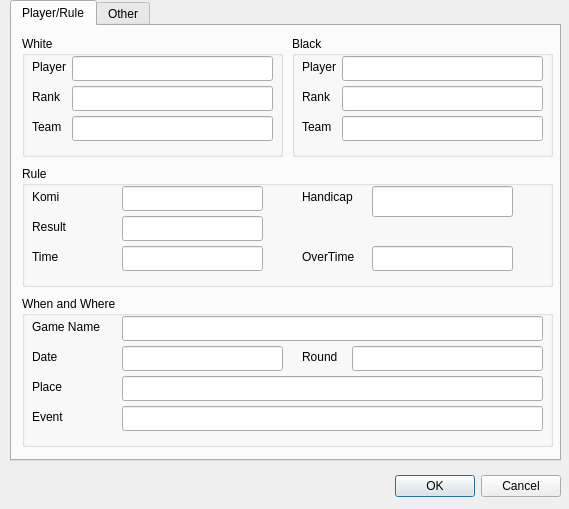
The window that gameinformationdialog.ui (nullx002/mugo) describes before a commit, drawn with Qt 5.
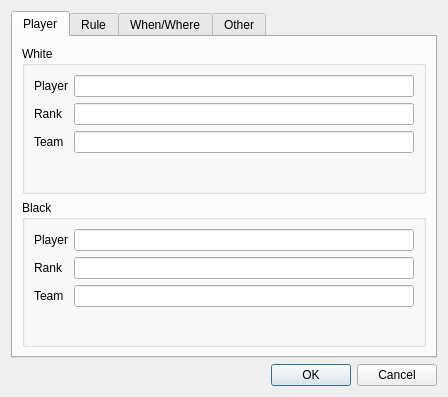
The same window after the commit. Icons and pictures are not drawn.

Commit message: added japanese resource to widgets. go::node class can not be translated.

The edit to the form file:
```diff
--- a/gameinformationdialog.ui
+++ b/gameinformationdialog.ui
@@ -6,42 +6,20 @@
    <rect>
     <x>0</x>
     <y>0</y>
-    <width>569</width>
-    <height>509</height>
+    <width>448</width>
+    <height>359</height>
    </rect>
   </property>
   <property name="windowTitle">
-   <string>Dialog</string>
+   <string>Game Information</string>
   </property>
   <property name="windowIcon">
-   <iconset resource="resources.qrc">
+   <iconset>
     <normaloff>:/res/mgo.png</normaloff>:/res/mgo.png</iconset>
   </property>
-  <widget class="QDialogButtonBox" name="buttonBox">
-   <property name="geometry">
-    <rect>
-     <x>10</x>
-     <y>470</y>
-     <width>551</width>
-     <height>32</height>
-    </rect>
-   </property>
-   <property name="orientation">
-    <enum>Qt::Horizontal</enum>
-   </property>
-   <property name="standardButtons">
-    <set>QDialogButtonBox::Cancel|QDialogButtonBox::Ok</set>
-   </property>
-  </widget>
+  <layout class="QVBoxLayout" name="verticalLayout">
+   <item>
   <widget class="QTabWidget" name="tabWidget">
-   <property name="geometry">
-    <rect>
-     <x>10</x>
-     <y>0</y>
-     <width>551</width>
-     <height>461</height>
-    </rect>
-   </property>
    <property name="currentIndex">
     <number>0</number>
    </property>
@@ -53,586 +31,316 @@
    </property>
    <widget class="QWidget" name="playerTab">
     <attribute name="title">
-     <string>Player/Rule</string>
-    </attribute>
+       <string>Player</string>
+      </attribute>
+      <layout class="QVBoxLayout" name="verticalLayout_2">
+       <item>
     <widget class="QGroupBox" name="whiteGroupBox">
-     <property name="geometry">
-      <rect>
-       <x>10</x>
-       <y>10</y>
-       <width>261</width>
-       <height>121</height>
-      </rect>
-     </property>
      <property name="title">
       <string>White</string>
      </property>
+         <layout class="QFormLayout" name="formLayout">
+          <item row="0" column="0">
      <widget class="QLabel" name="label">
-      <property name="geometry">
-       <rect>
-        <x>10</x>
-        <y>20</y>
-        <width>41</width>
-        <height>21</height>
-       </rect>
-      </property>
       <property name="text">
        <string>Player</string>
       </property>
      </widget>
+          </item>
+          <item row="0" column="1">
+           <widget class="QLineEdit" name="whitePlayer"/>
+          </item>
+          <item row="1" column="0">
      <widget class="QLabel" name="label_2">
-      <property name="geometry">
-       <rect>
-        <x>10</x>
-        <y>50</y>
-        <width>41</width>
-        <height>21</height>
-       </rect>
-      </property>
       <property name="text">
        <string>Rank</string>
       </property>
      </widget>
-     <widget class="QLineEdit" name="whitePlayer">
-      <property name="geometry">
-       <rect>
-        <x>50</x>
-        <y>20</y>
-        <width>201</width>
-        <height>25</height>
-       </rect>
-      </property>
-     </widget>
-     <widget class="QLineEdit" name="whiteRank">
-      <property name="geometry">
-       <rect>
-        <x>50</x>
-        <y>50</y>
-        <width>201</width>
-        <height>25</height>
-       </rect>
-      </property>
-     </widget>
+          </item>
+          <item row="1" column="1">
+           <widget class="QLineEdit" name="whiteRank"/>
+          </item>
+          <item row="2" column="0">
      <widget class="QLabel" name="label_5">
-      <property name="geometry">
-       <rect>
-        <x>10</x>
-        <y>80</y>
-        <width>41</width>
-        <height>21</height>
-       </rect>
-      </property>
       <property name="text">
        <string>Team</string>
       </property>
      </widget>
-     <widget class="QLineEdit" name="whiteTeam">
-      <property name="geometry">
-       <rect>
-        <x>50</x>
-        <y>80</y>
-        <width>201</width>
-        <height>25</height>
-       </rect>
-      </property>
-     </widget>
-    </widget>
+          </item>
+          <item row="2" column="1">
+           <widget class="QLineEdit" name="whiteTeam"/>
+          </item>
+         </layout>
+        </widget>
+       </item>
+       <item>
     <widget class="QGroupBox" name="blackGroupBox">
-     <property name="geometry">
-      <rect>
-       <x>280</x>
-       <y>10</y>
-       <width>261</width>
-       <height>121</height>
-      </rect>
-     </property>
      <property name="title">
       <string>Black</string>
      </property>
+         <layout class="QFormLayout" name="formLayout_2">
+          <item row="0" column="0">
      <widget class="QLabel" name="label_6">
-      <property name="geometry">
-       <rect>
-        <x>10</x>
-        <y>20</y>
-        <width>41</width>
-        <height>21</height>
-       </rect>
-      </property>
       <property name="text">
        <string>Player</string>
       </property>
      </widget>
+          </item>
+          <item row="1" column="0">
      <widget class="QLabel" name="label_7">
-      <property name="geometry">
-       <rect>
-        <x>10</x>
-        <y>50</y>
-        <width>41</width>
-        <height>21</height>
-       </rect>
-      </property>
       <property name="text">
        <string>Rank</string>
       </property>
      </widget>
-     <widget class="QLineEdit" name="blackPlayer">
-      <property name="geometry">
-       <rect>
-        <x>50</x>
-        <y>20</y>
-        <width>201</width>
-        <height>25</height>
-       </rect>
-      </property>
-     </widget>
-     <widget class="QLineEdit" name="blackRank">
-      <property name="geometry">
-       <rect>
-        <x>50</x>
-        <y>50</y>
-        <width>201</width>
-        <height>25</height>
-       </rect>
-      </property>
-     </widget>
+          </item>
+          <item row="1" column="1">
+           <widget class="QLineEdit" name="blackRank"/>
+          </item>
+          <item row="2" column="0">
      <widget class="QLabel" name="label_8">
-      <property name="geometry">
-       <rect>
-        <x>10</x>
-        <y>80</y>
-        <width>41</width>
-        <height>21</height>
-       </rect>
-      </property>
       <property name="text">
        <string>Team</string>
       </property>
      </widget>
-     <widget class="QLineEdit" name="blackTeam">
-      <property name="geometry">
-       <rect>
-        <x>50</x>
-        <y>80</y>
-        <width>201</width>
-        <height>25</height>
-       </rect>
-      </property>
-     </widget>
-    </widget>
+          </item>
+          <item row="2" column="1">
+           <widget class="QLineEdit" name="blackTeam"/>
+          </item>
+          <item row="0" column="1">
+           <widget class="QLineEdit" name="blackPlayer"/>
+          </item>
+         </layout>
+        </widget>
+       </item>
+      </layout>
+     </widget>
+     <widget class="QWidget" name="ruleTab">
+      <attribute name="title">
+       <string>Rule</string>
+      </attribute>
+      <layout class="QVBoxLayout" name="verticalLayout_4">
+       <item>
     <widget class="QGroupBox" name="ruleGroupBox">
-     <property name="geometry">
-      <rect>
-       <x>10</x>
-       <y>140</y>
-       <width>531</width>
-       <height>121</height>
-      </rect>
-     </property>
      <property name="title">
       <string>Rule</string>
      </property>
+         <layout class="QFormLayout" name="formLayout_4">
+          <property name="fieldGrowthPolicy">
+           <enum>QFormLayout::AllNonFixedFieldsGrow</enum>
+          </property>
+          <item row="0" column="0">
      <widget class="QLabel" name="label_9">
-      <property name="geometry">
-       <rect>
-        <x>10</x>
-        <y>20</y>
-        <width>41</width>
-        <height>21</height>
-       </rect>
-      </property>
       <property name="text">
        <string>Komi</string>
       </property>
      </widget>
-     <widget class="QLabel" name="label_10">
-      <property name="geometry">
-       <rect>
-        <x>10</x>
-        <y>50</y>
-        <width>41</width>
-        <height>21</height>
-       </rect>
-      </property>
-      <property name="text">
-       <string>Result</string>
-      </property>
-     </widget>
-     <widget class="QLineEdit" name="komi">
-      <property name="geometry">
-       <rect>
-        <x>100</x>
-        <y>20</y>
-        <width>141</width>
-        <height>25</height>
-       </rect>
-      </property>
-     </widget>
-     <widget class="QLineEdit" name="result">
-      <property name="geometry">
-       <rect>
-        <x>100</x>
-        <y>50</y>
-        <width>141</width>
-        <height>25</height>
-       </rect>
-      </property>
-     </widget>
+          </item>
+          <item row="0" column="1">
+           <widget class="QLineEdit" name="komi"/>
+          </item>
+          <item row="1" column="0">
      <widget class="QLabel" name="label_3">
-      <property name="geometry">
-       <rect>
-        <x>280</x>
-        <y>20</y>
-        <width>51</width>
-        <height>21</height>
-       </rect>
-      </property>
       <property name="text">
        <string>Handicap</string>
       </property>
      </widget>
-     <widget class="QLineEdit" name="handicap">
-      <property name="geometry">
-       <rect>
-        <x>350</x>
-        <y>20</y>
-        <width>141</width>
-        <height>31</height>
-       </rect>
-      </property>
-     </widget>
+          </item>
+          <item row="1" column="1">
+           <widget class="QLineEdit" name="handicap"/>
+          </item>
+          <item row="2" column="0">
+           <widget class="QLabel" name="label_10">
+            <property name="text">
+             <string>Result</string>
+            </property>
+           </widget>
+          </item>
+          <item row="2" column="1">
+           <widget class="QLineEdit" name="result"/>
+          </item>
+          <item row="3" column="0">
      <widget class="QLabel" name="label_13">
-      <property name="geometry">
-       <rect>
-        <x>10</x>
-        <y>80</y>
-        <width>41</width>
-        <height>21</height>
-       </rect>
-      </property>
       <property name="text">
        <string>Time</string>
       </property>
      </widget>
+          </item>
+          <item row="3" column="1">
+           <widget class="QLineEdit" name="time"/>
+          </item>
+          <item row="4" column="0">
      <widget class="QLabel" name="label_14">
-      <property name="geometry">
-       <rect>
-        <x>280</x>
-        <y>80</y>
-        <width>61</width>
-        <height>21</height>
-       </rect>
-      </property>
       <property name="text">
        <string>OverTime</string>
       </property>
      </widget>
-     <widget class="QLineEdit" name="time">
-      <property name="geometry">
-       <rect>
-        <x>100</x>
-        <y>80</y>
-        <width>141</width>
-        <height>25</height>
-       </rect>
-      </property>
-     </widget>
-     <widget class="QLineEdit" name="overTime">
-      <property name="geometry">
-       <rect>
-        <x>350</x>
-        <y>80</y>
-        <width>141</width>
-        <height>25</height>
-       </rect>
-      </property>
+          </item>
+          <item row="4" column="1">
+           <widget class="QLineEdit" name="overTime"/>
+          </item>
+         </layout>
+        </widget>
+       </item>
+      </layout>
      </widget>
-    </widget>
+     <widget class="QWidget" name="gameInfoTab">
+      <attribute name="title">
+       <string>When/Where</string>
+      </attribute>
+      <layout class="QVBoxLayout" name="verticalLayout_3">
+       <item>
     <widget class="QGroupBox" name="groupBox">
-     <property name="geometry">
-      <rect>
-       <x>10</x>
-       <y>270</y>
-       <width>531</width>
-       <height>151</height>
-      </rect>
-     </property>
      <property name="title">
       <string>When and Where</string>
      </property>
+         <layout class="QFormLayout" name="formLayout_3">
+          <property name="fieldGrowthPolicy">
+           <enum>QFormLayout::AllNonFixedFieldsGrow</enum>
+          </property>
+          <item row="0" column="0">
      <widget class="QLabel" name="label_4">
-      <property name="geometry">
-       <rect>
-        <x>10</x>
-        <y>20</y>
-        <width>71</width>
-        <height>21</height>
-       </rect>
-      </property>
       <property name="text">
        <string>Game Name</string>
       </property>
      </widget>
+          </item>
+          <item row="0" column="1">
+           <widget class="QLineEdit" name="gameName"/>
+          </item>
+          <item row="2" column="0">
      <widget class="QLabel" name="label_11">
-      <property name="geometry">
-       <rect>
-        <x>10</x>
-        <y>50</y>
-        <width>61</width>
-        <height>21</height>
-       </rect>
-      </property>
       <property name="text">
        <string>Date</string>
       </property>
      </widget>
-     <widget class="QLabel" name="label_12">
-      <property name="geometry">
-       <rect>
-        <x>10</x>
-        <y>80</y>
-        <width>61</width>
-        <height>21</height>
-       </rect>
-      </property>
-      <property name="text">
-       <string>Place</string>
-      </property>
-     </widget>
-     <widget class="QLineEdit" name="gameName">
-      <property name="geometry">
-       <rect>
-        <x>100</x>
-        <y>20</y>
-        <width>421</width>
-        <height>25</height>
-       </rect>
-      </property>
-     </widget>
-     <widget class="QLineEdit" name="date">
-      <property name="geometry">
-       <rect>
-        <x>100</x>
-        <y>50</y>
-        <width>161</width>
-        <height>25</height>
-       </rect>
-      </property>
-     </widget>
-     <widget class="QLineEdit" name="place">
-      <property name="geometry">
-       <rect>
-        <x>100</x>
-        <y>80</y>
-        <width>421</width>
-        <height>25</height>
-       </rect>
-      </property>
-     </widget>
+          </item>
+          <item row="2" column="1">
+           <widget class="QLineEdit" name="date"/>
+          </item>
+          <item row="1" column="0">
      <widget class="QLabel" name="label_15">
-      <property name="geometry">
-       <rect>
-        <x>280</x>
-        <y>50</y>
-        <width>52</width>
-        <height>21</height>
-       </rect>
-      </property>
       <property name="text">
        <string>Round</string>
       </property>
      </widget>
-     <widget class="QLineEdit" name="round">
-      <property name="geometry">
-       <rect>
-        <x>330</x>
-        <y>50</y>
-        <width>191</width>
-        <height>25</height>
-       </rect>
-      </property>
-     </widget>
+          </item>
+          <item row="1" column="1">
+           <widget class="QLineEdit" name="round"/>
+          </item>
+          <item row="3" column="0">
+           <widget class="QLabel" name="label_12">
+            <property name="text">
+             <string>Place</string>
+            </property>
+           </widget>
+          </item>
+          <item row="3" column="1">
+           <widget class="QLineEdit" name="place"/>
+          </item>
+          <item row="4" column="0">
      <widget class="QLabel" name="label_16">
-      <property name="geometry">
-       <rect>
-        <x>10</x>
-        <y>110</y>
-        <width>52</width>
-        <height>21</height>
-       </rect>
-      </property>
       <property name="text">
        <string>Event</string>
       </property>
      </widget>
-     <widget class="QLineEdit" name="event">
-      <property name="geometry">
-       <rect>
-        <x>100</x>
-        <y>110</y>
-        <width>421</width>
-        <height>25</height>
-       </rect>
-      </property>
-     </widget>
-    </widget>
+          </item>
+          <item row="4" column="1">
+           <widget class="QLineEdit" name="event"/>
+          </item>
+         </layout>
+        </widget>
+       </item>
+      </layout>
    </widget>
    <widget class="QWidget" name="optionTab">
     <attribute name="title">
      <string>Other</string>
     </attribute>
+      <layout class="QVBoxLayout" name="verticalLayout_5">
+       <item>
     <widget class="QGroupBox" name="groupBox_2">
-     <property name="geometry">
-      <rect>
-       <x>10</x>
-       <y>10</y>
-       <width>531</width>
-       <height>311</height>
-      </rect>
-     </property>
      <property name="title">
       <string>Other</string>
      </property>
+         <layout class="QFormLayout" name="formLayout_5">
+          <item row="0" column="0">
      <widget class="QLabel" name="label_17">
-      <property name="geometry">
-       <rect>
-        <x>10</x>
-        <y>20</y>
-        <width>71</width>
-        <height>21</height>
-       </rect>
-      </property>
       <property name="text">
        <string>User</string>
       </property>
      </widget>
+          </item>
+          <item row="0" column="1">
+           <widget class="QLineEdit" name="user"/>
+          </item>
+          <item row="1" column="0">
      <widget class="QLabel" name="label_18">
-      <property name="geometry">
-       <rect>
-        <x>10</x>
-        <y>50</y>
-        <width>61</width>
-        <height>21</height>
-       </rect>
-      </property>
       <property name="text">
        <string>Source</string>
       </property>
      </widget>
+          </item>
+          <item row="1" column="1">
+           <widget class="QLineEdit" name="source"/>
+          </item>
+          <item row="2" column="0">
+           <widget class="QLabel" name="label_22">
+            <property name="text">
+             <string>opening</string>
+            </property>
+           </widget>
+          </item>
+          <item row="2" column="1">
+           <widget class="QLineEdit" name="opening"/>
+          </item>
+          <item row="3" column="0">
      <widget class="QLabel" name="label_19">
-      <property name="geometry">
-       <rect>
-        <x>10</x>
-        <y>110</y>
-        <width>91</width>
-        <height>21</height>
-       </rect>
-      </property>
       <property name="text">
        <string>Game Comment</string>
       </property>
      </widget>
+          </item>
+          <item row="3" column="1">
+           <widget class="QPlainTextEdit" name="gameComment"/>
+          </item>
+          <item row="4" column="0">
      <widget class="QLabel" name="label_20">
-      <property name="geometry">
-       <rect>
-        <x>10</x>
-        <y>210</y>
-        <width>71</width>
-        <height>21</height>
-       </rect>
-      </property>
       <property name="text">
        <string>Copyright</string>
       </property>
      </widget>
+          </item>
+          <item row="4" column="1">
+           <widget class="QPlainTextEdit" name="copyright"/>
+          </item>
+          <item row="5" column="0">
      <widget class="QLabel" name="label_21">
-      <property name="geometry">
-       <rect>
-        <x>10</x>
-        <y>270</y>
-        <width>71</width>
-        <height>21</height>
-       </rect>
-      </property>
       <property name="text">
        <string>Annotation</string>
       </property>
      </widget>
-     <widget class="QLineEdit" name="user">
-      <property name="geometry">
-       <rect>
-        <x>100</x>
-        <y>20</y>
-        <width>421</width>
-        <height>25</height>
-       </rect>
-      </property>
-     </widget>
-     <widget class="QLineEdit" name="source">
-      <property name="geometry">
-       <rect>
-        <x>100</x>
-        <y>50</y>
-        <width>421</width>
-        <height>25</height>
-       </rect>
-      </property>
+          </item>
+          <item row="5" column="1">
+           <widget class="QLineEdit" name="annotation"/>
+          </item>
+         </layout>
+        </widget>
+       </item>
+      </layout>
      </widget>
-     <widget class="QPlainTextEdit" name="gameComment">
-      <property name="geometry">
-       <rect>
-        <x>100</x>
-        <y>110</y>
-        <width>421</width>
-        <height>91</height>
-       </rect>
-      </property>
-     </widget>
-     <widget class="QPlainTextEdit" name="copyright">
-      <property name="geometry">
-       <rect>
-        <x>100</x>
-        <y>210</y>
-        <width>421</width>
-        <height>51</height>
-       </rect>
-      </property>
-     </widget>
-     <widget class="QLineEdit" name="annotation">
-      <property name="geometry">
-       <rect>
-        <x>100</x>
-        <y>270</y>
-        <width>421</width>
-        <height>26</height>
-       </rect>
-      </property>
-     </widget>
-     <widget class="QLabel" name="label_22">
-      <property name="geometry">
-       <rect>
-        <x>10</x>
-        <y>80</y>
-        <width>52</width>
-        <height>21</height>
-       </rect>
-      </property>
-      <property name="text">
-       <string>opening</string>
-      </property>
-     </widget>
-     <widget class="QLineEdit" name="opening">
-      <property name="geometry">
-       <rect>
-        <x>100</x>
-        <y>80</y>
-        <width>421</width>
-        <height>25</height>
-       </rect>
-      </property>
-     </widget>
-    </widget>
-   </widget>
-  </widget>
+    </widget>
+   </item>
+   <item>
+    <widget class="QDialogButtonBox" name="buttonBox">
+     <property name="orientation">
+      <enum>Qt::Horizontal</enum>
+     </property>
+     <property name="standardButtons">
+      <set>QDialogButtonBox::Cancel|QDialogButtonBox::Ok</set>
+     </property>
+    </widget>
+   </item>
+  </layout>
  </widget>
  <tabstops>
   <tabstop>whitePlayer</tabstop>
```
Left out of the diff: 16 changed lines with no effect on the pictures. Lines whose indentation alone changed are shown as unchanged. The commit also changes 7 other files.
